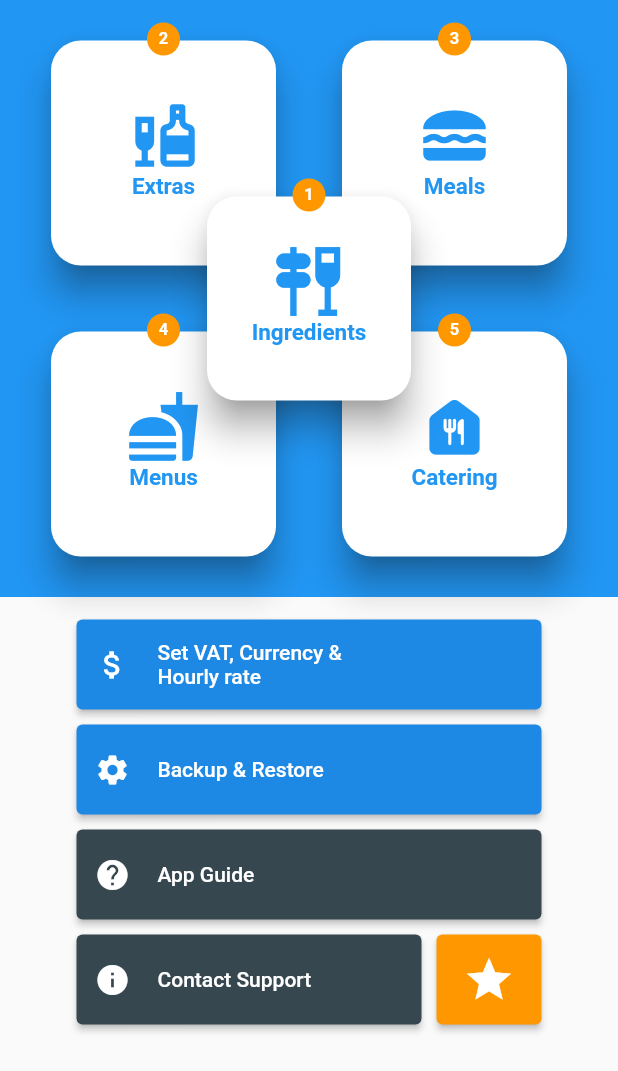
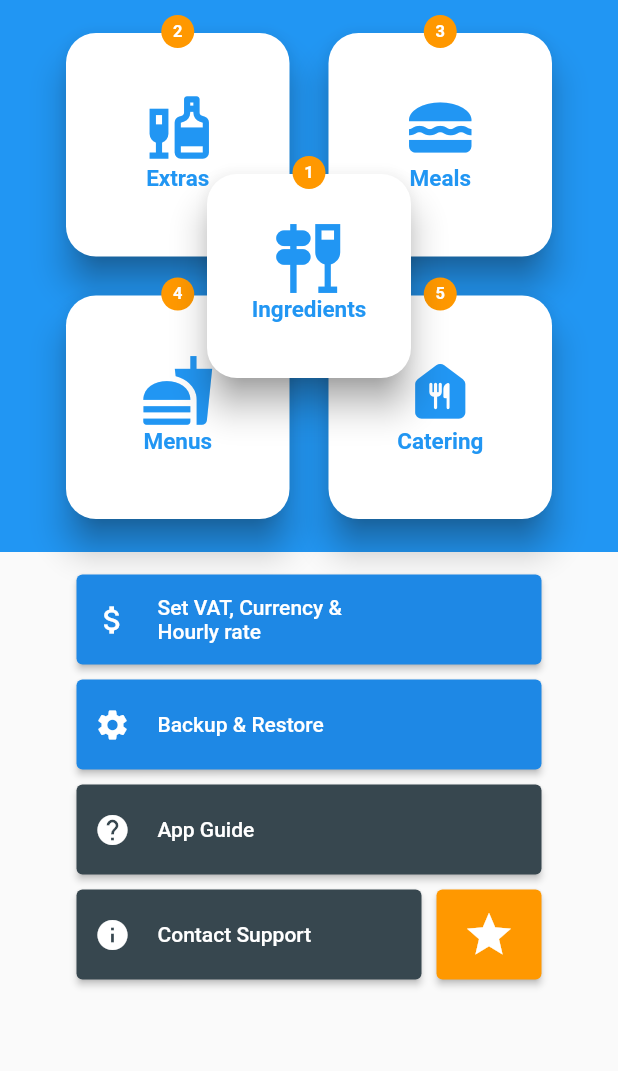
Before and after one commit to jaco2716/ProfitCalculator, a Flutter app: the FrontPageMenu screen opened directly, on a phone screen of 412 x 824 dp. Shown: the top 1071 px of the screen. Run offline on Flutter 3.47's test engine with Material 2 defaults, Android fonts, the phone set to English and light mode, and no system bars; our stand-ins replace file_picker, percent_indicator, share_plus, shared_preferences, video_player; missing offline and left inert: flutter_simple_calculator, purchases_flutter; accounts and stored records are empty.

Commit message:
frontpage ui resize

```diff
--- a/lib/Pages/FrontPageMenu.dart
+++ b/lib/Pages/FrontPageMenu.dart
@@ -25,7 +25,7 @@ class _FrontPageMenuState extends State<FrontPageMenu> {
   Widget build(BuildContext context) {
     // print(MediaQuery.of(context).size.width);
     double gridSpacingPadding = MediaQuery.of(context).size.aspectRatio < 0.5 ? 15 : 2;
-    double menuIconPadding = MediaQuery.of(context).size.aspectRatio < 0.5 ? 15 : 22;
+    double menuIconPadding = MediaQuery.of(context).size.aspectRatio < 0.5 ? 15 : 32;
     return Scaffold(
       body: SingleChildScrollView(
         child: Container(
@@ -44,9 +44,9 @@ class _FrontPageMenuState extends State<FrontPageMenu> {
                         child: Container(
                           constraints: BoxConstraints(maxHeight: 500, maxWidth: 500),
                           child: GridView.count(
-                            padding: EdgeInsets.only(top: 15, bottom: 15, left: menuIconPadding, right: menuIconPadding),
-                            crossAxisSpacing: 20,
-                            mainAxisSpacing: 20,
+                            padding: EdgeInsets.only(top: 10, bottom: 10, left: menuIconPadding, right: menuIconPadding),
+                            crossAxisSpacing: gridSpacingPadding,
+                            mainAxisSpacing: gridSpacingPadding,
                             crossAxisCount: 2,
                             children: [
                               MyGridMenuButton(title: 'Extras', index: 2, icon: Icons.liquor, onTap: () => _goToPage(ExtraListPage())),
@@ -113,8 +113,4 @@ class _FrontPageMenuState extends State<FrontPageMenu> {
   void _goToPage(Widget page) {
     Navigator.push(context, MaterialPageRoute(builder: (context) => page));
   }
-
-  void _launchURL(String _url) async {
-    await canLaunch(_url) ? await launch(_url, forceSafariVC: false) : print('Could not launch $_url');
-  }
 }
```
